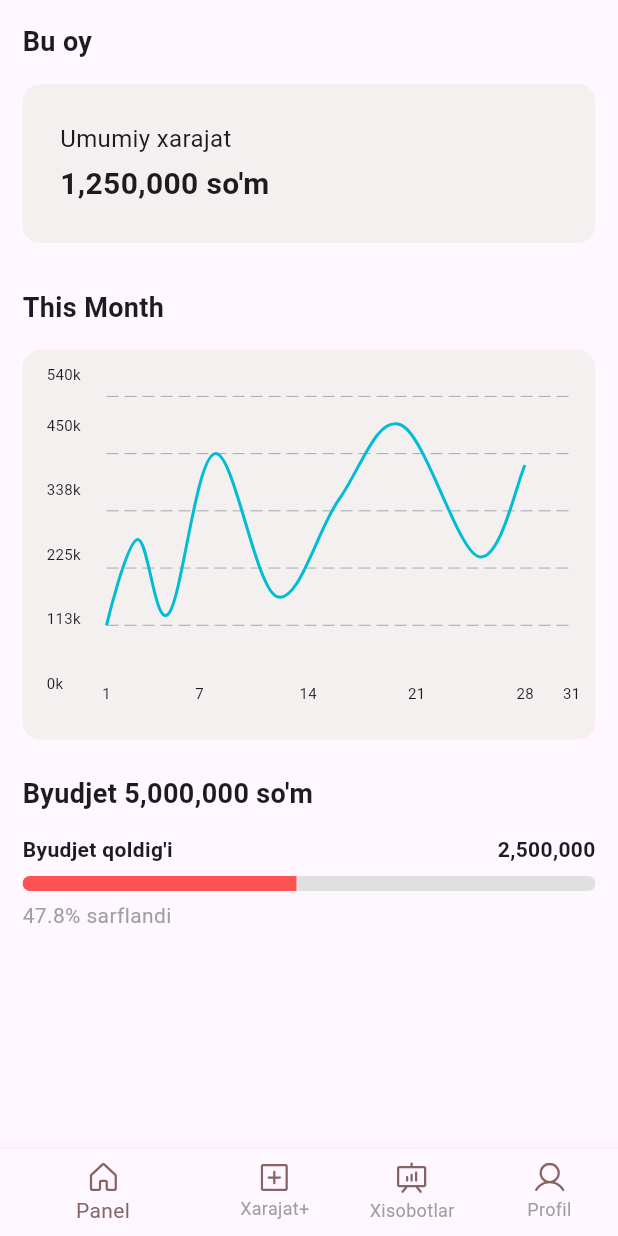
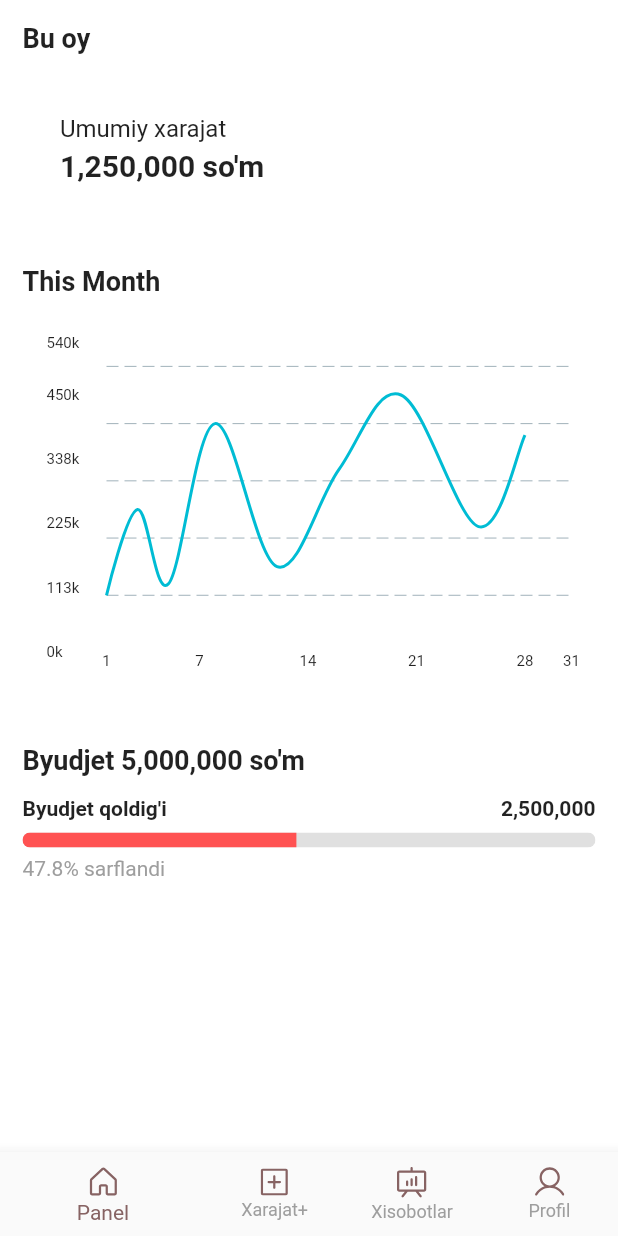
Before and after one commit to Qobil7337/expelliarmus, a Flutter app: the screen it shows after launch, after a tap on "Kirish", on a phone screen of 412 x 824 dp. Run offline on Flutter 3.47's test engine with Material 3 defaults, Android fonts, the phone set to English and light mode, and no system bars; drawn by our look-alikes of fl_chart; our stand-ins replace flutter_svg, toggle_switch.

Commit message:
change theme config

```diff
--- a/lib/main.dart
+++ b/lib/main.dart
@@ -16,6 +16,10 @@ class MyApp extends StatelessWidget {
       title: 'Expense tracker',
       debugShowCheckedModeBanner: false,
       initialRoute: '/sign-in',
+      theme: ThemeData(
+        useMaterial3: false,
+        scaffoldBackgroundColor: Colors.white, // avoid gray tint
+      ),
       routes: {
         '/sign-in': (context) => const SignIn(),
         '/sign-up': (context) => const SignUp(),
--- a/lib/src/modules/panel/pages/panel.dart
+++ b/lib/src/modules/panel/pages/panel.dart
@@ -45,7 +45,6 @@ class _PanelState extends State<Panel> {
             width: double.infinity,
             padding: const EdgeInsets.all(25),
             decoration: BoxDecoration(
-              color: Color.fromRGBO(245, 240, 240,1),
               borderRadius: BorderRadius.circular(12),
             ),
             child: Column(
@@ -73,7 +72,6 @@ class _PanelState extends State<Panel> {
           child: Container(
             padding: const EdgeInsets.all(16),
             decoration: BoxDecoration(
-              color: Color.fromRGBO(245, 240, 240,1),
               borderRadius: BorderRadius.circular(12),
             ),
             height: 260,
```
